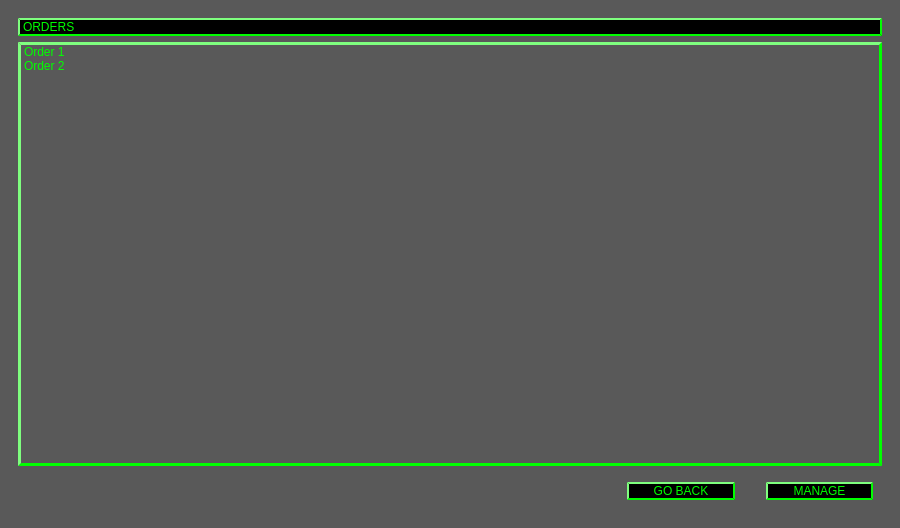
Above: ManageOrder/manageOrder.ui from CS-3560-02-5/Los-Pollos-Hermanos-Drive-Thru-System before the change. Below: the same form after it.
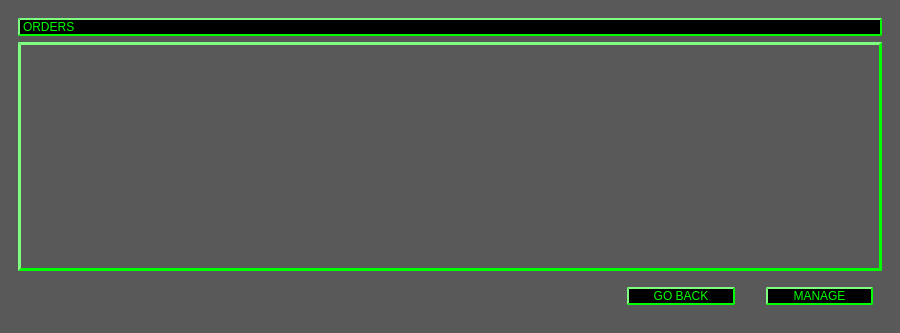
That is the form after the change.

Commit message: update from item based to model based list view

```diff
--- a/ManageOrder/manageOrder.ui
+++ b/ManageOrder/manageOrder.ui
@@ -7,7 +7,7 @@
     <x>0</x>
     <y>0</y>
     <width>900</width>
-    <height>528</height>
+    <height>333</height>
    </rect>
   </property>
   <property name="windowTitle">
@@ -37,7 +37,7 @@
         </widget>
        </item>
        <item>
-        <widget class="QListWidget" name="listWidget">
+        <widget class="QListView" name="listView">
          <property name="styleSheet">
           <string notr="true">background-color: rgb(89, 89, 89);
 font: 36pt &quot;Courier New&quot;;
@@ -47,16 +47,6 @@
 border-style: outset;
 border-width: 3px;</string>
          </property>
-         <item>
-          <property name="text">
-           <string>Order 1</string>
-          </property>
-         </item>
-         <item>
-          <property name="text">
-           <string>Order 2</string>
-          </property>
-         </item>
         </widget>
        </item>
        <item>
```
The commit also changes 2 other files.
